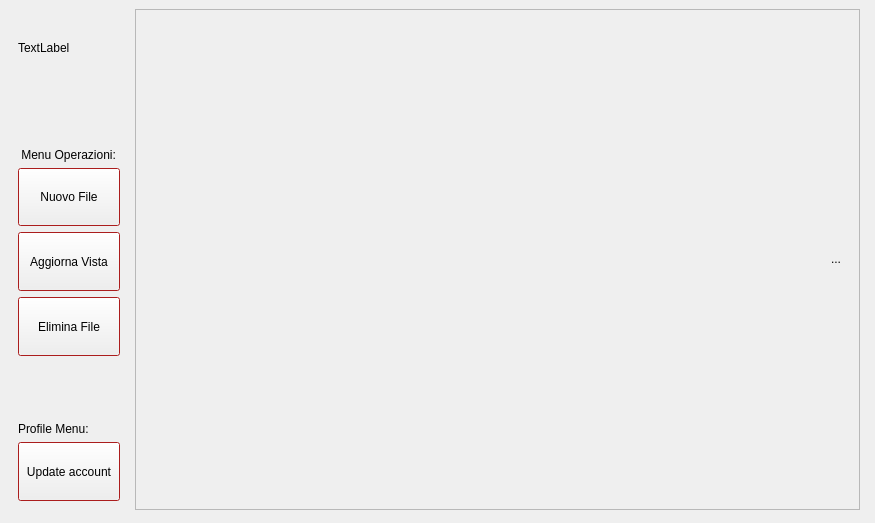
Old version of the form Login/homepage.ui in the repository cosimo265598/Edilive.
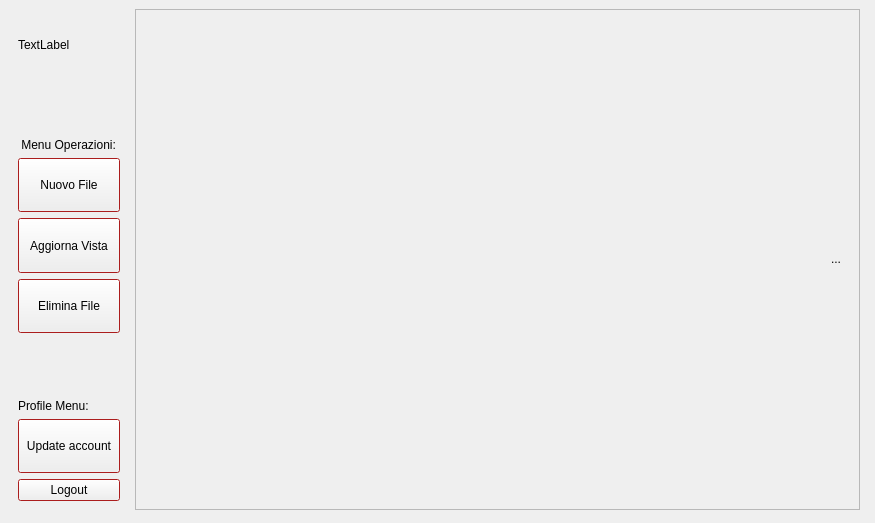
New version of the form.

Commit message: added new file creation function with some error handling. TODO: for account image loading, try to pass QByteArray when image saved without reopen the same png file. Connect delete and logout function and update page functionalities. Rebuild the GUIs with responsive mechanisms

```diff
--- a/Login/homepage.ui
+++ b/Login/homepage.ui
@@ -213,6 +213,13 @@
          </property>
         </widget>
        </item>
+       <item>
+        <widget class="QPushButton" name="pushButton_Logout">
+         <property name="text">
+          <string>Logout</string>
+         </property>
+        </widget>
+       </item>
       </layout>
      </widget>
     </item>
```
The commit also changes 13 other files.
